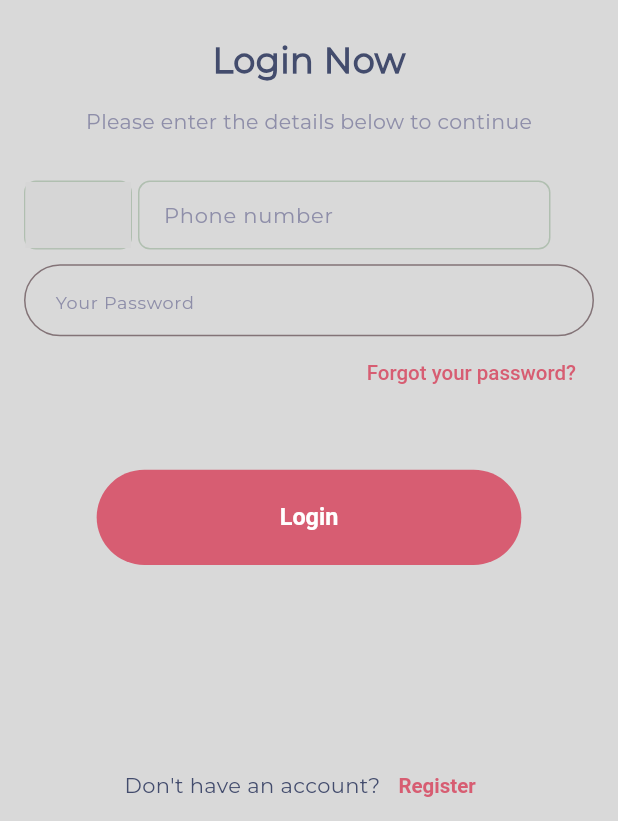
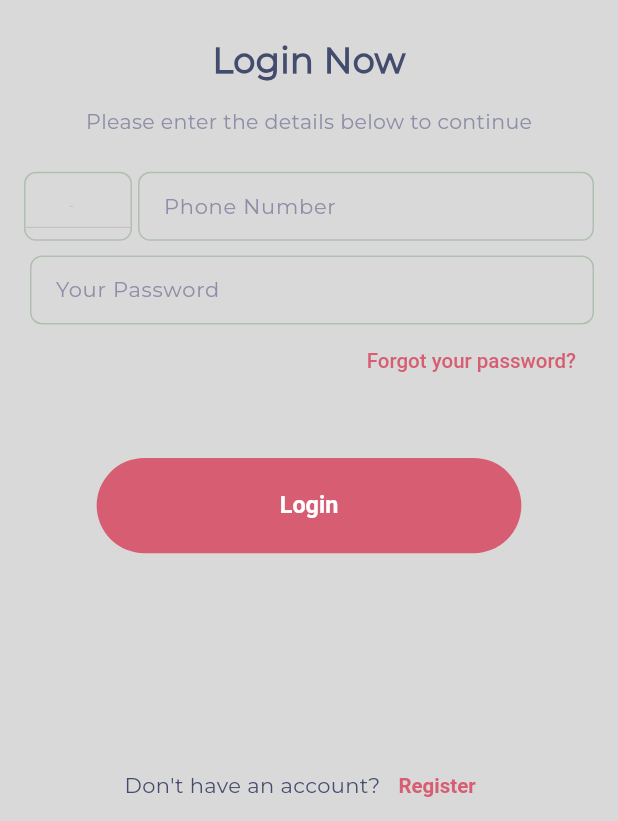
Before and after one commit to Ebrahim234/cosmetics_app, a Flutter app: the CreateAccountView screen opened directly, after a tap on "Login", on a phone screen of 412 x 824 dp, the part 415-1236 px from its top. Run offline on Flutter 3.47's test engine with Material 3 defaults, Android fonts, the phone set to English and light mode, and no system bars; our stand-ins replace circular_countdown_timer, flutter_screenutil, flutter_svg, google_maps_flutter, pin_code_fields; grey boxes are pictures that could not be loaded.

Commit message:
fixing the appinput

```diff
--- a/lib/core/ui/app_input/view.dart
+++ b/lib/core/ui/app_input/view.dart
@@ -1,21 +1,62 @@
 import 'package:flutter/material.dart';
+import 'package:flutter_screenutil/flutter_screenutil.dart';
 
-class InputField extends StatelessWidget {
-  const InputField({super.key,  this.labeltext, this.borderradius, this.hinttext,});
-final String?labeltext;
-final String?hinttext;
-final double?borderradius;
+import '../app_image/view.dart';
+
+class AppInput extends StatelessWidget {
+  const AppInput(
+      {super.key, this.labeltext, this.borderradius, this.hinttext, this.suffixicon,  this.withCountryCode,});
+
+  final String?labeltext, hinttext, suffixicon;
+  final double?borderradius;
+  final bool? withCountryCode;
 
   @override
   Widget build(BuildContext context) {
-    return TextFormField(
-      decoration: InputDecoration(
-        border: OutlineInputBorder(
-          borderRadius: BorderRadius.circular(borderradius ?? 25)
+    return Row(
+      children: [
+        if(withCountryCode==true)
+        Container(
+            height: 46,
+            width: 72,
+            decoration: BoxDecoration(
+              borderRadius: BorderRadius.circular(8),
+              border: Border.all(color: Color(0xff5A669066)),
+            ),
+            child: DropdownButton<int>(
+              icon: AppImage(
+                  image: "dropdown_arrow.svg", height: 8.h, width: 2.w),
+              items: [20, 966].map((e) =>
+                  DropdownMenuItem(value: e, child: Text("$e")),).toList(),
+              onChanged: (value) {
+
+              },)
         ),
-        labelText: labeltext,
-        hintText: hinttext,
+        SizedBox(width: 4),
+        Expanded(
+          child: Container(
+            height: 46,
+            width: double.infinity,
+            decoration: BoxDecoration(
+              borderRadius: BorderRadius.circular(8),
+              border: Border.all(color: Color(0xff5A669066)),
+            ),
+            child: TextFormField(
+              decoration: InputDecoration(
+                contentPadding: EdgeInsets.only(left: 16),
+                border: InputBorder.none,
+                hintText: hinttext,
+                labelText: labeltext,
+                labelStyle: TextStyle(
+                  color: Color(0xff8E8EA9),
+                  fontSize: 14,
+                  fontWeight: FontWeight.w400,
+                ),
+              ),
+            ),
+          ),
         ),
+      ],
     );
   }
 }
--- a/lib/main.dart
+++ b/lib/main.dart
@@ -32,7 +32,7 @@ class MyApp extends StatelessWidget {
       minTextAdapt: true,
       splitScreenMode: true,
       builder: (context, child) => MaterialApp(
-        home: ProfileView(),
+        home: CreateAccountView(),
         navigatorKey: navigatorKey,
         debugShowCheckedModeBanner: false,
         theme: ThemeData(
--- a/lib/views/auth/create_account/view.dart
+++ b/lib/views/auth/create_account/view.dart
@@ -6,7 +6,6 @@ import 'package:flutter/material.dart';
 import 'package:flutter_screenutil/flutter_screenutil.dart';
 import '../../../core/ui/app_button/view.dart';
 import '../../../core/ui/app_input/view.dart';
-import '../widgets/phone_field.dart';
 
 class CreateAccountView extends StatelessWidget {
   const CreateAccountView({super.key});
@@ -60,14 +59,13 @@ class CreateAccountView extends StatelessWidget {
                   ),
                ),
               SizedBox(height: 60.h),
-              InputField(labeltext: "Your name",borderradius: 8,),
+              AppInput(labeltext: "Your name",borderradius: 8,withCountryCode: false),
               SizedBox(height: 30.h),
-              PhoneField(),
+              AppInput(withCountryCode: true,labeltext: "Phone Number",),
               SizedBox(height: 16.h),
-              SizedBox(height: 8.h),
-              InputField(hinttext: 'Your Password',borderradius: 8,),
-              SizedBox(height: 8.h),
-              InputField(labeltext: 'Your Password',borderradius: 8,),
+              AppInput(hinttext: 'Create Your Password',borderradius: 8,withCountryCode: false,suffixicon: 'visibility_off.svg',),
+              SizedBox(height: 16.h),
+              AppInput(labeltext: 'Confirm Password',borderradius: 8,withCountryCode: false,),
               SizedBox(height: 36.h),
               AppButton(title: "Next",onPressed: (){goTo(AccountVerifyOTPView());}, width: 268.w,),
             ],
--- a/lib/views/auth/create_password/view.dart
+++ b/lib/views/auth/create_password/view.dart
@@ -33,9 +33,9 @@ class CreatePasswordView extends StatelessWidget {
                   style: TextStyle(color: Color(0xff8E8EA9)),
                 ),
                 SizedBox(height: 80.h),
-                InputField(hinttext: "New Password",borderradius: 8,),
+                AppInput(hinttext: "New Password",borderradius: 8,withCountryCode: false),
                 SizedBox(height: 16.h),
-                InputField(hinttext: "Confirm Password",borderradius: 8,),
+                AppInput(hinttext: "Confirm Password",borderradius: 8,withCountryCode: false),
                 SizedBox(height: 70.h),
                 AppButton(title: "Confirm",onPressed: (){
                   goTo(PasswordVerifyOTPView(),canPop: false);
--- a/lib/views/auth/forgot_password/view.dart
+++ b/lib/views/auth/forgot_password/view.dart
@@ -1,11 +1,12 @@
 
 import 'package:cosmetics/core/ui/app_image/view.dart';
+import 'package:cosmetics/core/ui/app_input/view.dart';
 //import 'package:cosmetics/views/app_button/view.dart';
 import 'package:flutter/material.dart';
 import 'package:flutter_screenutil/flutter_screenutil.dart';
 
 import '../../../core/ui/app_button/view.dart';
-import '../widgets/phone_field.dart';
+
 
 class ForgotPasswordView extends StatelessWidget {
   const ForgotPasswordView({super.key});
@@ -31,7 +32,7 @@ class ForgotPasswordView extends StatelessWidget {
                 style: TextStyle(color: Color(0xff8E8EA9)),
               ),
               SizedBox(height: 40.h),
-              PhoneField(),
+             AppInput(withCountryCode: true,labeltext: "Phone Number",),
               SizedBox(height: 40.h),
               AppButton(title: "Next", width: 268.w,)
             ],
--- a/lib/views/auth/login/view.dart
+++ b/lib/views/auth/login/view.dart
@@ -7,7 +7,7 @@ import 'package:flutter/material.dart';
 import 'package:flutter_screenutil/flutter_screenutil.dart';
 import '../../../core/ui/app_button/view.dart';
 import '../../../core/ui/app_input/view.dart';
-import '../widgets/phone_field.dart';
+
 
 class LoginView extends StatelessWidget {
   const LoginView({super.key});
@@ -19,13 +19,10 @@ class LoginView extends StatelessWidget {
       floatingActionButton: Row(
         mainAxisAlignment: MainAxisAlignment.center,
         children: [
-            Text(
-              "Don't have an account?",
-            ),
+          Text("Don't have an account?"),
           TextButton(
             onPressed: () {
-                goTo(CreateAccountView()
-                );
+              goTo(CreateAccountView());
             },
             child: Text(
               'Register',
@@ -46,7 +43,7 @@ class LoginView extends StatelessWidget {
               children: [
                 SizedBox(height: 40.h),
                 AppImage(image: "three_logos.png", height: 227.h, width: 284.w),
-                SizedBox(height: 24.h,),
+                SizedBox(height: 24.h),
                 Center(
                   child: Text(
                     'Login Now',
@@ -68,26 +65,32 @@ class LoginView extends StatelessWidget {
                     ),
                   ),
                 ),
-                SizedBox(height: 30.h),
-                PhoneField(),
+                SizedBox(height: 24.h),
+                AppInput(withCountryCode: true,labeltext: "Phone Number",),
                 SizedBox(height: 10.h),
-                InputField(hinttext: "Your Password"),
+                AppInput(
+                  labeltext: "Your Password",
+                  borderradius: 8,
+                  suffixicon: "visibility_off.svg",
+                    withCountryCode: false
+                ),
                 Align(
-                  alignment: AlignmentGeometry.centerRight,
+                  alignment: AlignmentDirectional.centerEnd,
                   child: TextButton(
                     onPressed: () {
                       goTo(CreatePasswordView());
                     },
-                    child: Text(
-                      'Forgot your password?',
-                    ),
+                    child: Text('Forgot your password?'),
                   ),
                 ),
                 SizedBox(height: 42.h),
-
-                AppButton(title: "Login",onPressed: (){
+                AppButton(
+                  title: "Login",
+                  onPressed: () {
                     goTo(HomeView());
-                }, width: 268.w,),
+                  },
+                  width: 268.w,
+                ),
               ],
             ),
           ),
--- a/lib/views/auth/widgets/phone_field.dart
+++ /dev/null
@@ -1,63 +0,0 @@
-import 'package:flutter/material.dart';
-import 'package:flutter_intl_phone_field/flutter_intl_phone_field.dart';
-
-class PhoneField extends StatelessWidget {
-  const PhoneField({super.key});
-
-  @override
-  Widget build(BuildContext context) {
-    return Row(
-      children: [
-        Container(
-          height: 46,
-          width: 72,
-          decoration: BoxDecoration(
-            borderRadius: BorderRadius.circular(8),
-            border: Border.all(color: Color(0xff5A669066)),
-          ),
-          child: IntlPhoneField(
-            decoration: InputDecoration(
-              labelText: 'Phone Number',
-              contentPadding: EdgeInsets.symmetric(
-                vertical: 0,
-                horizontal: 10,
-              ),
-              border: OutlineInputBorder(
-                borderRadius: BorderRadius.circular(8),
-                borderSide: BorderSide(color: Color(0xff5A669066)),
-              ),
-            ),
-            dropdownIconPosition: IconPosition.trailing,
-            initialCountryCode: 'EG',
-            showDropdownIcon: true,
-            showCountryFlag: false,
-            disableLengthCheck: true,
-            dropdownTextStyle: TextStyle(fontSize: 14),
-            style: TextStyle(fontSize: 12),
-          ),
-        ),
-        SizedBox(width: 4),
-        Container(
-          height: 46,
-          width: 275,
-          decoration: BoxDecoration(
-            borderRadius: BorderRadius.circular(8),
-            border: Border.all(color: Color(0xff5A669066)),
-          ),
-          child: TextFormField(
-            decoration: InputDecoration(
-              contentPadding: EdgeInsets.only(left: 16),
-              border: InputBorder.none,
-              labelText: "Phone number",
-              labelStyle: TextStyle(
-                color: Color(0xff8E8EA9),
-                fontSize: 14,
-                fontWeight: FontWeight.w400,
-              ),
-            ),
-          ),
-        ),
-      ],
-    );
-  }
-}
```
Also changed, not shown: assets/svg/dropdown_arrow.svg (added), assets/svg/visibility.svg (added), assets/svg/visibility_off.svg (added). Lines whose indentation alone changed are shown as unchanged.
